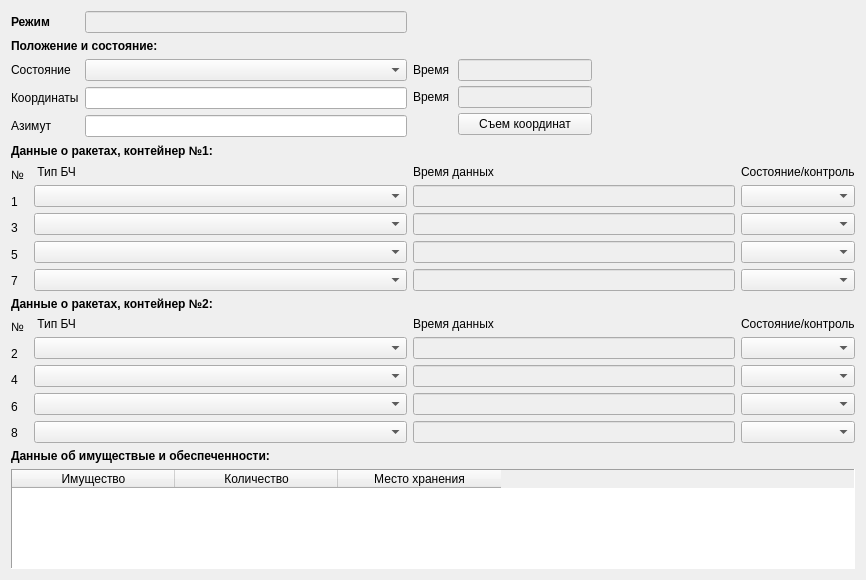
This is battleOrderChangesBM.ui in rymarchik/InitState as Qt 5 draws it before an edit. The edited form follows.
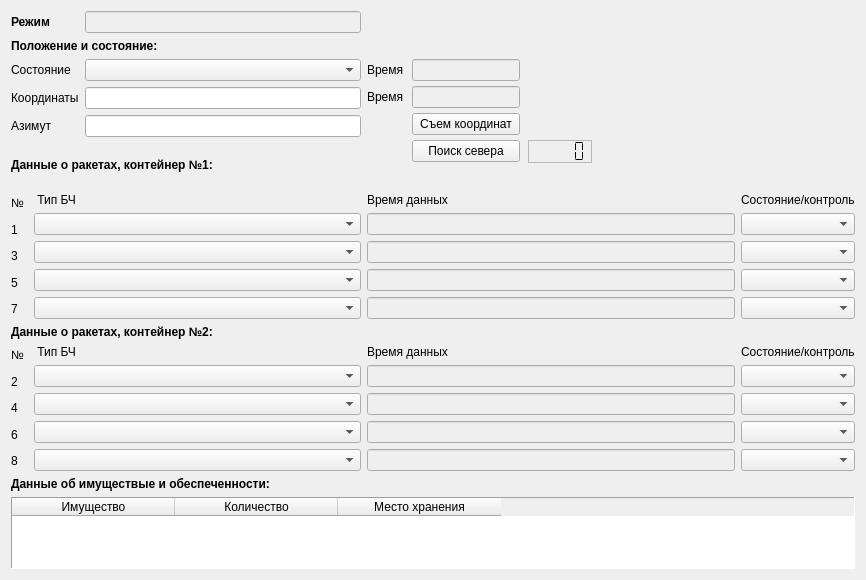
This is the edited form.

Commit message: Add north search feature

```diff
--- a/battleOrderChangesBM.ui
+++ b/battleOrderChangesBM.ui
@@ -36,13 +36,6 @@
      </property>
     </widget>
    </item>
-   <item row="0" column="1">
-    <widget class="QLineEdit" name="lineEditMode">
-     <property name="enabled">
-      <bool>false</bool>
-     </property>
-    </widget>
-   </item>
    <item row="1" column="0" colspan="2">
     <widget class="QLabel" name="labelPosition">
      <property name="font">
@@ -56,10 +49,10 @@
      </property>
     </widget>
    </item>
-   <item row="2" column="0">
-    <widget class="QLabel" name="labelState">
-     <property name="text">
-      <string>Состояние</string>
+   <item row="0" column="1">
+    <widget class="QLineEdit" name="lineEditMode">
+     <property name="enabled">
+      <bool>false</bool>
      </property>
     </widget>
    </item>
@@ -70,83 +63,12 @@
      </property>
     </widget>
    </item>
-   <item row="2" column="2" rowspan="4">
-    <layout class="QFormLayout" name="formLayout_4">
-     <property name="sizeConstraint">
-      <enum>QLayout::SetDefaultConstraint</enum>
+   <item row="2" column="0">
+    <widget class="QLabel" name="labelState">
+     <property name="text">
+      <string>Состояние</string>
      </property>
-     <property name="fieldGrowthPolicy">
-      <enum>QFormLayout::AllNonFixedFieldsGrow</enum>
-     </property>
-     <property name="rowWrapPolicy">
-      <enum>QFormLayout::DontWrapRows</enum>
-     </property>
-     <property name="labelAlignment">
-      <set>Qt::AlignRight|Qt::AlignTrailing|Qt::AlignVCenter</set>
-     </property>
-     <property name="horizontalSpacing">
-      <number>8</number>
-     </property>
-     <property name="verticalSpacing">
-      <number>5</number>
-     </property>
-     <property name="leftMargin">
-      <number>0</number>
-     </property>
-     <property name="topMargin">
-      <number>0</number>
-     </property>
-     <property name="rightMargin">
-      <number>143</number>
-     </property>
-     <property name="bottomMargin">
-      <number>24</number>
-     </property>
-     <item row="0" column="0">
-      <widget class="QLabel" name="labelTime_1">
-       <property name="text">
-        <string>Время</string>
-       </property>
-       <property name="buddy">
-        <cstring>lineEditTimeState</cstring>
-       </property>
-      </widget>
-     </item>
-     <item row="0" column="1">
-      <widget class="QLineEdit" name="lineEditTimeState">
-       <property name="enabled">
-        <bool>false</bool>
-       </property>
-      </widget>
-     </item>
-     <item row="1" column="0">
-      <widget class="QLabel" name="labelTime_2">
-       <property name="text">
-        <string>Время</string>
-       </property>
-       <property name="buddy">
-        <cstring>lineEditTimeCoordinates</cstring>
-       </property>
-      </widget>
-     </item>
-     <item row="1" column="1">
-      <widget class="QLineEdit" name="lineEditTimeCoordinates">
-       <property name="enabled">
-        <bool>false</bool>
-       </property>
-      </widget>
-     </item>
-     <item row="2" column="1">
-      <widget class="QPushButton" name="buttonPickCoordinates">
-       <property name="text">
-        <string>Съем координат</string>
-       </property>
-       <property name="autoRepeatDelay">
-        <number>285</number>
-       </property>
-      </widget>
-     </item>
-    </layout>
+    </widget>
    </item>
    <item row="3" column="0">
     <widget class="QLabel" name="labelCoordinates">
@@ -158,6 +80,9 @@
    <item row="3" column="1">
     <widget class="QLineEdit" name="lineEditCoordinates"/>
    </item>
+   <item row="4" column="1">
+    <widget class="QLineEdit" name="lineEditAzimuth"/>
+   </item>
    <item row="4" column="0">
     <widget class="QLabel" name="labelAzimuth">
      <property name="text">
@@ -168,9 +93,6 @@
      </property>
     </widget>
    </item>
-   <item row="4" column="1">
-    <widget class="QLineEdit" name="lineEditAzimuth"/>
-   </item>
    <item row="5" column="0" colspan="2">
     <widget class="QLabel" name="labelDataRockets_1">
      <property name="font">
@@ -531,6 +453,95 @@
      </column>
     </widget>
    </item>
+   <item row="2" column="2" rowspan="4">
+    <layout class="QGridLayout" name="gridLayout_2">
+     <property name="sizeConstraint">
+      <enum>QLayout::SetDefaultConstraint</enum>
+     </property>
+     <property name="leftMargin">
+      <number>0</number>
+     </property>
+     <property name="topMargin">
+      <number>0</number>
+     </property>
+     <property name="rightMargin">
+      <number>143</number>
+     </property>
+     <property name="bottomMargin">
+      <number>24</number>
+     </property>
+     <property name="horizontalSpacing">
+      <number>8</number>
+     </property>
+     <property name="verticalSpacing">
+      <number>5</number>
+     </property>
+     <item row="0" column="0">
+      <widget class="QLabel" name="labelTime_1">
+       <property name="text">
+        <string>Время</string>
+       </property>
+       <property name="buddy">
+        <cstring>lineEditTimeState</cstring>
+       </property>
+      </widget>
+     </item>
+     <item row="2" column="1">
+      <widget class="QPushButton" name="buttonPickCoordinates">
+       <property name="text">
+        <string>Съем координат</string>
+       </property>
+       <property name="autoRepeatDelay">
+        <number>285</number>
+       </property>
+      </widget>
+     </item>
+     <item row="1" column="1">
+      <widget class="QLineEdit" name="lineEditTimeCoordinates">
+       <property name="enabled">
+        <bool>false</bool>
+       </property>
+      </widget>
+     </item>
+     <item row="3" column="1">
+      <widget class="QPushButton" name="buttonNorthSearch">
+       <property name="text">
+        <string>Поиск севера</string>
+       </property>
+      </widget>
+     </item>
+     <item row="0" column="1">
+      <widget class="QLineEdit" name="lineEditTimeState">
+       <property name="enabled">
+        <bool>false</bool>
+       </property>
+      </widget>
+     </item>
+     <item row="1" column="0">
+      <widget class="QLabel" name="labelTime_2">
+       <property name="text">
+        <string>Время</string>
+       </property>
+       <property name="buddy">
+        <cstring>lineEditTimeCoordinates</cstring>
+       </property>
+      </widget>
+     </item>
+     <item row="3" column="2">
+      <widget class="QLCDNumber" name="lcdNorthSearch">
+       <property name="lineWidth">
+        <number>0</number>
+       </property>
+       <property name="midLineWidth">
+        <number>1</number>
+       </property>
+       <property name="segmentStyle">
+        <enum>QLCDNumber::Flat</enum>
+       </property>
+      </widget>
+     </item>
+    </layout>
+   </item>
   </layout>
   <zorder>labelMode</zorder>
   <zorder>lineEditMode</zorder>
```
The commit also changes 6 other files.
